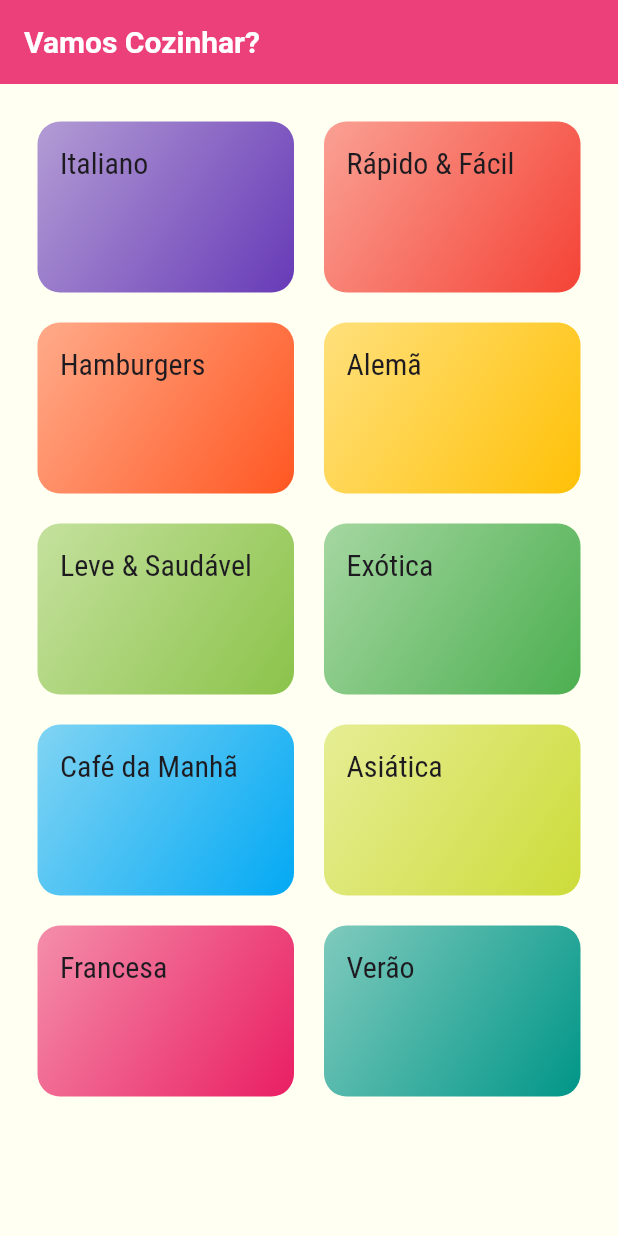
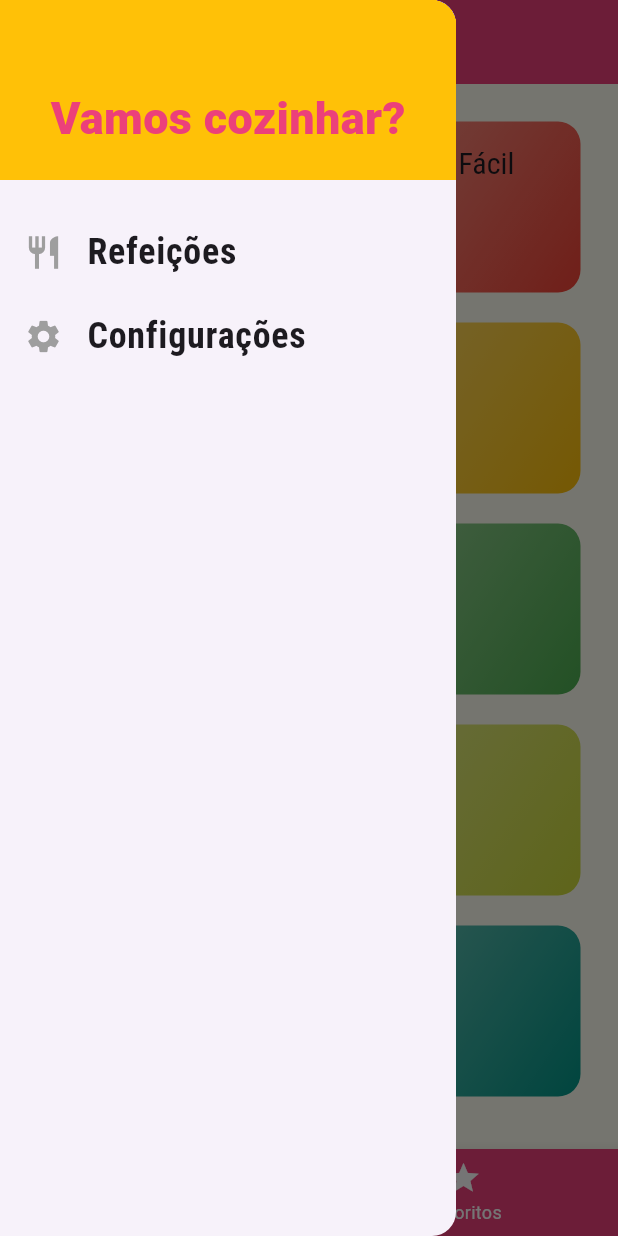
Before and after one commit to baakovi/meals, a Flutter app: the screen it shows after launch, with the side drawer open (before the commit the screen has no drawer), on a phone screen of 412 x 824 dp. Run offline on Flutter 3.47's test engine with Material 3 defaults, Android fonts, the phone set to English and light mode, and no system bars.

```diff
--- /dev/null
+++ b/lib/components/main_drawer.dart
@@ -0,0 +1,62 @@
+import 'package:flutter/material.dart';
+import '../utils/app_routes.dart';
+
+class MainDrawer extends StatelessWidget {
+  const MainDrawer({super.key});
+
+  Widget _createItem(IconData icon, String label, Function() onTap) {
+    return ListTile(
+      leading: Icon(
+        icon,
+        size: 26,
+        color: Colors.grey,
+      ),
+      title: Text(
+        label,
+        style: const TextStyle(
+          fontFamily: 'RobotoCondensed',
+          fontSize: 24,
+          fontWeight: FontWeight.bold,
+        ),
+      ),
+      onTap: onTap,
+    );
+  }
+
+  @override
+  Widget build(BuildContext context) {
+    return Drawer(
+      child: Column(
+        children: <Widget>[
+          Container(
+            height: 120,
+            width: double.infinity,
+            padding: const EdgeInsets.all(20),
+            color: Theme.of(context).focusColor,
+            alignment: Alignment.bottomCenter,
+            child: Text(
+              'Vamos cozinhar?',
+              style: TextStyle(
+                fontWeight: FontWeight.w900,
+                fontSize: 30,
+                color: Theme.of(context).primaryColor,
+              ),
+            ),
+          ),
+          const SizedBox(height: 20),
+          _createItem(
+            Icons.restaurant,
+            'Refeições',
+            () => Navigator.of(context).pushReplacementNamed(AppRoutes.HOME),
+          ),
+          _createItem(
+            Icons.settings,
+            'Configurações',
+            () =>
+                Navigator.of(context).pushReplacementNamed(AppRoutes.SETTINGS),
+          ),
+        ],
+      ),
+    );
+  }
+}
--- a/lib/main.dart
+++ b/lib/main.dart
@@ -1,7 +1,9 @@
 import 'package:flutter/material.dart';
-import 'screens/categories_screen.dart';
+import 'screens/tabs_screen.dart';
+import 'package:meals/screens/meal_detail_screen.dart';
 import 'screens/categories_meals_screen.dart';
 import 'utils/app_routes.dart';
+import 'screens/setting_screen.dart';
 
 void main() => runApp(const MyApp());
 
@@ -15,6 +17,8 @@ class MyApp extends StatelessWidget {
       title: 'DeliMeals',
       theme: ThemeData(
         primarySwatch: Colors.blue,
+        primaryColor: Colors.pink[400],
+        focusColor: Colors.amber,
         fontFamily: 'Raleway',
         canvasColor: const Color.fromARGB(255, 255, 255, 242),
         scaffoldBackgroundColor: const Color.fromARGB(255, 255, 255, 242),
@@ -26,8 +30,10 @@ class MyApp extends StatelessWidget {
             ),
       ),
       routes: {
-        AppRoutes.HOME: (ctx) => const CategoriesScreen(),
+        AppRoutes.HOME: (ctx) => const TabsScreen(),
         AppRoutes.CATEGORIES_MEALS: (ctx) => const CategoriesMealsScreen(),
+        AppRoutes.MEAL_DETAIL: (ctx) => const MealDetailScreen(),
+        AppRoutes.SETTINGS: (ctx) => const SettingScreen(),
       },
     );
   }
--- a/lib/screens/categories_screen.dart
+++ b/lib/screens/categories_screen.dart
@@ -7,17 +7,7 @@ class CategoriesScreen extends StatelessWidget {
 
   @override
   Widget build(BuildContext context) {
-    return Scaffold(
-      appBar: AppBar(
-        title: const Text('Vamos Cozinhar?'),
-        backgroundColor: Colors.pink[400],
-        foregroundColor: Colors.white,
-        titleTextStyle: const TextStyle(
-          fontSize: 20,
-          fontWeight: FontWeight.bold,
-        ),
-      ),
-      body: GridView(
+    return GridView(
       padding: const EdgeInsets.all(25),
       gridDelegate: const SliverGridDelegateWithMaxCrossAxisExtent(
         maxCrossAxisExtent: 200,
@@ -31,7 +21,6 @@ class CategoriesScreen extends StatelessWidget {
       children: DUMMY_CATEGORIES.map((cat) {
         return CategoryItem(cat);
       }).toList(),
-      ),
     );
   }
 }
--- /dev/null
+++ b/lib/screens/tabs_screen.dart
@@ -0,0 +1,58 @@
+import 'package:flutter/material.dart';
+import 'categories_screen.dart';
+import 'favorite_screen.dart';
+import '../components/main_drawer.dart';
+
+class TabsScreen extends StatefulWidget {
+  const TabsScreen({super.key});
+
+  @override
+  State<TabsScreen> createState() => _TabsScreenState();
+}
+
+class _TabsScreenState extends State<TabsScreen> {
+  int _selectedScreenIndex = 0;
+
+  final List<Map<String, Object>> _screens = [
+    {'title': 'Lista de Categorias', 'screen': const CategoriesScreen()},
+    {'title': 'Meus Favoritos', 'screen': const FavoriteScreen()},
+  ];
+
+  _selectScreen(int index) {
+    setState(() {
+      _selectedScreenIndex = index;
+    });
+  }
+
+  @override
+  Widget build(BuildContext context) {
+    return Scaffold(
+      appBar: AppBar(
+        title: Text(
+          _screens[_selectedScreenIndex]['title'] as String,
+        ),
+        backgroundColor: Colors.pink[400],
+        foregroundColor: Colors.white,
+      ),
+      drawer: const MainDrawer(),
+      body: _screens[_selectedScreenIndex]['screen'] as Widget,
+      bottomNavigationBar: BottomNavigationBar(
+        onTap: _selectScreen,
+        unselectedItemColor: Colors.white,
+        selectedItemColor: Theme.of(context).focusColor,
+        backgroundColor: Theme.of(context).primaryColor,
+        currentIndex: _selectedScreenIndex,
+        items: const [
+          BottomNavigationBarItem(
+            icon: Icon(Icons.category),
+            label: 'Categorias',
+          ),
+          BottomNavigationBarItem(
+            icon: Icon(Icons.star),
+            label: 'Favoritos',
+          ),
+        ],
+      ),
+    );
+  }
+}
--- a/lib/utils/app_routes.dart
+++ b/lib/utils/app_routes.dart
@@ -3,4 +3,6 @@
 class AppRoutes {
   static const HOME = '/';
   static const CATEGORIES_MEALS = '/categories-meals';
+  static const MEAL_DETAIL = '/meal-detail';
+  static const SETTINGS = '/settings';
 }
```
Also changed, not shown: lib/components/meal_item.dart (+58 -2 lines), lib/models/meal.dart (+32 -0 lines), lib/screens/favorite_screen.dart (added, +14 -0 lines), lib/screens/meal_detail_screen.dart (added, +99 -0 lines), lib/screens/setting_screen.dart (added, +23 -0 lines), 1 other file. Lines whose indentation alone changed are shown as unchanged.
